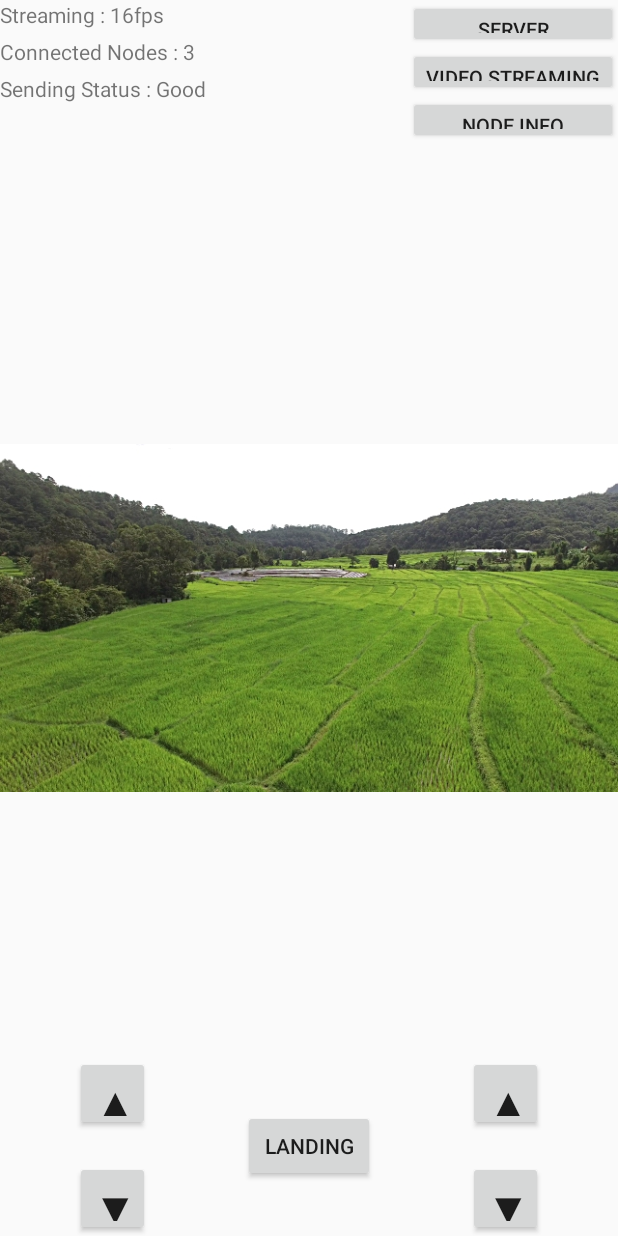
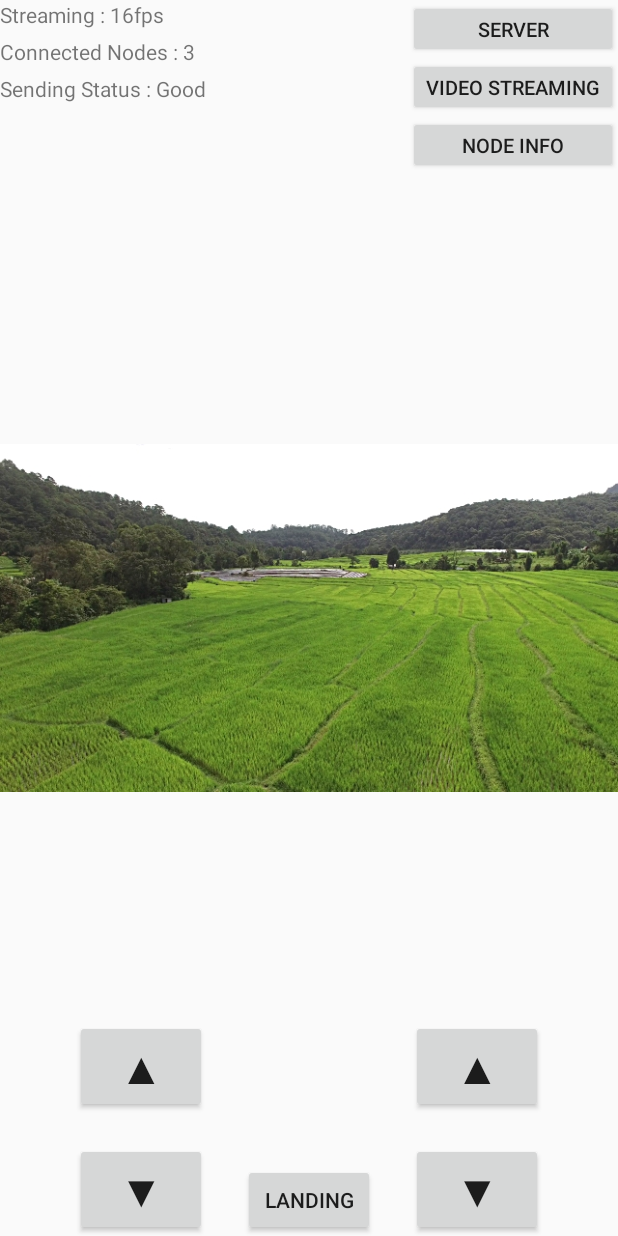
Before and after one commit to nypark/CRAMController, an Android app: the screen it shows after launch (MainActivity), on a phone screen of 412 x 824 dp. Run offline under Robolectric (Android 15) with nearby library versions, the phone set to English and light mode, and no system bars.

Commit message:
modify layout add style add string etc...

```diff
--- a/app/src/main/res/layout/activity_main.xml
+++ b/app/src/main/res/layout/activity_main.xml
@@ -5,15 +5,9 @@
     tools:context=".MainActivity">
 
     <ImageView
-        android:id="@+id/droneView"
         android:layout_width="match_parent"
         android:layout_height="match_parent"
         android:src="@mipmap/drone_view" />
-
-    <RelativeLayout
-        android:id="@+id/controller"
-        android:layout_width="match_parent"
-        android:layout_height="match_parent">
 
     <LinearLayout
         android:layout_width="wrap_content"
@@ -45,50 +39,45 @@
         android:layout_alignParentRight="true"
         android:orientation="vertical">
 
-            <Button
-                android:layout_width="match_parent"
-                android:layout_height="32dp"
-                android:text="Server"
-                android:textSize="13dp" />
-
-            <Button
-                android:layout_width="match_parent"
-                android:layout_height="32dp"
-                android:text="Video Streaming"
-                android:textSize="13dp" />
-
-            <Button
-                android:layout_width="match_parent"
-                android:layout_height="32dp"
-                android:text="Node Info"
-                android:textSize="13dp" />
-        </LinearLayout>
-
-        <RelativeLayout
+        <Button style="@style/ButtonNoDefaultPadding"
             android:layout_width="match_parent"
             android:layout_height="wrap_content"
-            android:layout_alignParentBottom="true"
-            android:orientation="horizontal">
+            android:text="@string/btn_server"
+            android:textSize="13sp" />
+
+        <Button style="@style/ButtonNoDefaultPadding"
+            android:layout_width="match_parent"
+            android:layout_height="wrap_content"
+            android:text="@string/btn_streaming"
+            android:textSize="13sp" />
+
+        <Button style="@style/ButtonNoDefaultPadding"
+            android:layout_width="match_parent"
+            android:layout_height="wrap_content"
+            android:text="@string/btn_nodeInfo"
+            android:textSize="13sp" />
+    </LinearLayout>
 
     <LinearLayout
         android:layout_width="wrap_content"
         android:layout_height="wrap_content"
         android:layout_alignParentLeft="true"
+        android:layout_alignParentBottom="true"
         android:layout_marginLeft="50dp"
         android:orientation="vertical">
 
         <Button
-                    android:layout_width="50dp"
-                    android:layout_height="50dp"
+            android:layout_width="wrap_content"
+            android:layout_height="wrap_content"
             android:layout_marginBottom="20dp"
-                    android:text="▲"
-                    android:textSize="30dp" />
+            android:text="@string/btn_up"
+            android:textSize="30sp" />
 
         <Button
-                    android:layout_width="50dp"
-                    android:layout_height="50dp"
-                    android:text="▼"
-                    android:textSize="30dp" />
+            android:layout_width="wrap_content"
+            android:layout_height="wrap_content"
+            android:text="@string/btn_down"
+            android:textSize="30sp" />
     </LinearLayout>
 
     <Button
@@ -96,28 +85,28 @@
         android:layout_height="wrap_content"
         android:layout_centerHorizontal="true"
         android:layout_centerVertical="true"
-                android:text="Landing" />
+        android:layout_alignParentBottom="true"
+        android:text="@string/btn_landing" />
 
     <LinearLayout
         android:layout_width="wrap_content"
         android:layout_height="wrap_content"
         android:layout_alignParentRight="true"
+        android:layout_alignParentBottom="true"
         android:layout_marginRight="50dp"
         android:orientation="vertical">
 
         <Button
-                    android:layout_width="50dp"
-                    android:layout_height="50dp"
+            android:layout_width="wrap_content"
+            android:layout_height="wrap_content"
             android:layout_marginBottom="20dp"
-                    android:text="▲"
-                    android:textSize="30dp" />
+            android:text="@string/btn_up"
+            android:textSize="30sp" />
 
         <Button
-                    android:layout_width="50dp"
-                    android:layout_height="50dp"
-                    android:text="▼"
-                    android:textSize="30dp" />
+            android:layout_width="wrap_content"
+            android:layout_height="wrap_content"
+            android:text="@string/btn_down"
+            android:textSize="30sp" />
     </LinearLayout>
 </RelativeLayout>
-    </RelativeLayout>
-</RelativeLayout>
--- a/app/src/main/res/values/strings.xml
+++ b/app/src/main/res/values/strings.xml
@@ -6,4 +6,13 @@
     <string name="streaming">Streaming : 16fps</string>
     <string name="nodes">Connected Nodes : 3</string>
     <string name="status">Sending Status : Good</string>
+
+    <string name="btn_server">Server</string>
+    <string name="btn_streaming">Video Streaming</string>
+    <string name="btn_nodeInfo">Node Info</string>
+
+    <string name="btn_landing">Landing</string>
+
+    <string name="btn_up">▲</string>
+    <string name="btn_down">▼</string>
 </resources>
--- a/app/src/main/res/values/styles.xml
+++ b/app/src/main/res/values/styles.xml
@@ -5,4 +5,8 @@
         <!-- Customize your theme here. -->
     </style>
 
+    <style name="ButtonNoDefaultPadding">
+        <item name="android:minWidth">0dp</item> <item name="android:minHeight">0dp</item>
+    </style>
+
 </resources>
```
Lines whose indentation alone changed are shown as unchanged.
